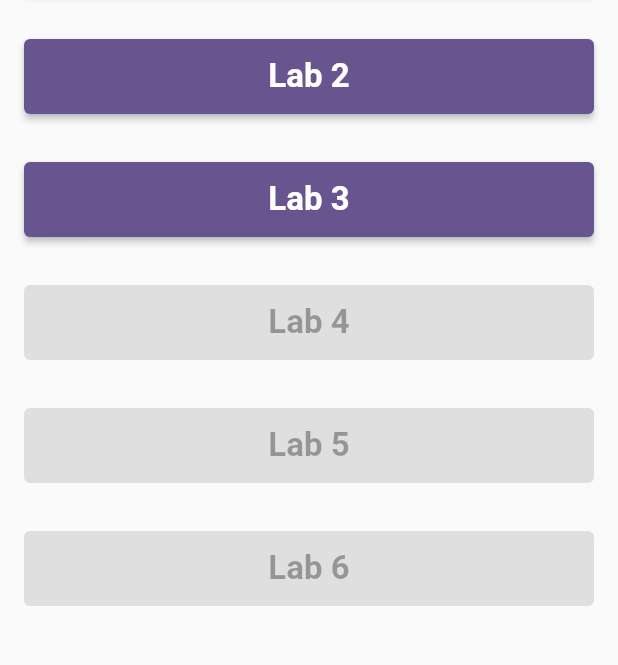
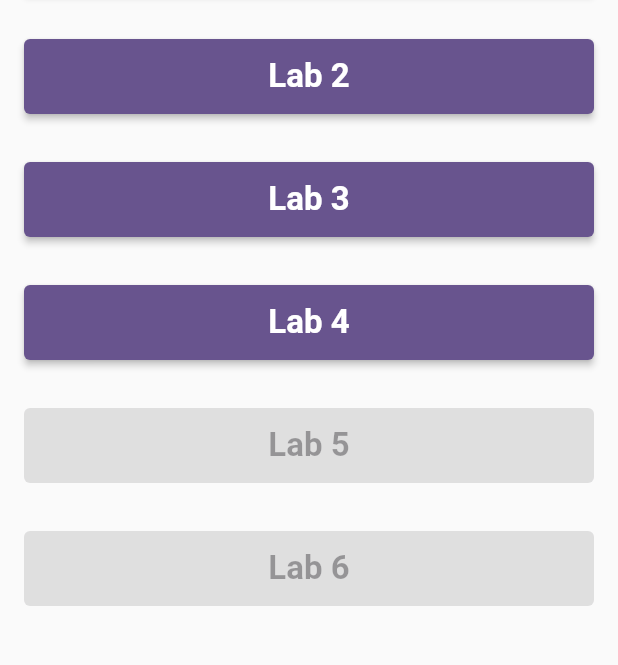
Before and after one commit to Grifon333/computer_system_software, a Flutter app: the screen it shows after launch, on a phone screen of 412 x 824 dp, the part 108-773 px from its top. Run offline on Flutter 3.47's test engine with Material 3 defaults, Android fonts, the phone set to English and light mode, and no system bars; our stand-ins replace equatable.

Commit message:
Added Lab4.

```diff
--- a/lib/ui/navigation/navigation.dart
+++ b/lib/ui/navigation/navigation.dart
@@ -1,6 +1,7 @@
 import 'package:computer_system_software/ui/widgets/lab1/lab1.dart';
 import 'package:computer_system_software/ui/widgets/lab2/lab2.dart';
 import 'package:computer_system_software/ui/widgets/lab3/lab3.dart';
+import 'package:computer_system_software/ui/widgets/lab4/lab4.dart';
 import 'package:computer_system_software/ui/widgets/main_screen/main_screen.dart';
 import 'package:provider/provider.dart';
 
@@ -9,26 +10,31 @@ class MainNavigationMainRoute {
   static const lab1 = '/lab1';
   static const lab2 = '/lab2';
   static const lab3 = '/lab3';
+  static const lab4 = '/lab4';
 }
 
 class MainNavigation {
   final routes = {
-    MainNavigationMainRoute.main: (context) => const MainScreen(),
-    MainNavigationMainRoute.lab1: (context) => ChangeNotifierProvider(
+    MainNavigationMainRoute.main: (_) => const MainScreen(),
+    MainNavigationMainRoute.lab1: (_) => ChangeNotifierProvider(
           create: (_) => Lab1Model(),
           lazy: false,
           child: const Lab1Page(),
         ),
-    MainNavigationMainRoute.lab2: (context) => ChangeNotifierProvider(
+    MainNavigationMainRoute.lab2: (_) => ChangeNotifierProvider(
           create: (_) => Lab2Model(),
           lazy: false,
           child: const Lab2Page(),
         ),
-    MainNavigationMainRoute.lab3: (context) => ChangeNotifierProvider(
+    MainNavigationMainRoute.lab3: (_) => ChangeNotifierProvider(
           create: (_) => Lab3Model(),
           lazy: false,
           child: const Lab3Page(),
         ),
+    MainNavigationMainRoute.lab4: (_) => ChangeNotifierProvider(
+          create: (_) => Lab4Model(),
+          lazy: false,
+          child: const Lab4Page(),
+        ),
   };
-  final initialRote = MainNavigationMainRoute.main;
 }
--- /dev/null
+++ b/lib/ui/widgets/lab4/lab4.dart
@@ -0,0 +1,2 @@
+export 'view/lab4_page.dart';
+export 'lab4_model.dart';
--- /dev/null
+++ b/lib/ui/widgets/lab4/lab4_model.dart
@@ -0,0 +1,5 @@
+import 'package:flutter/material.dart';
+
+class Lab4Model extends ChangeNotifier {
+
+}
--- a/lib/ui/widgets/main_screen/main_screen.dart
+++ b/lib/ui/widgets/main_screen/main_screen.dart
@@ -5,23 +5,11 @@ class MainScreen extends StatelessWidget {
 
   @override
   Widget build(BuildContext context) {
-    return const Scaffold(
+    const countLabs = 4;
+
+    return Scaffold(
       body: SafeArea(
-        child: _BodyWidget(),
-      ),
-      // backgroundColor: Colors.white24,
-    );
-  }
-}
-
-class _BodyWidget extends StatelessWidget {
-  const _BodyWidget();
-
-  final countLabs = 3;
-
-  @override
-  Widget build(BuildContext context) {
-    return Column(
+        child: Column(
           crossAxisAlignment: CrossAxisAlignment.center,
           children: List.generate(
             6,
@@ -34,6 +22,8 @@ class _BodyWidget extends StatelessWidget {
                     : null,
               );
             },
+          ),
+        ),
       ),
     );
   }
```
Also changed, not shown: lib/ui/widgets/lab4/view/lab4_page.dart (added, +22 -0 lines), 1 other file. Lines whose indentation alone changed are shown as unchanged.
